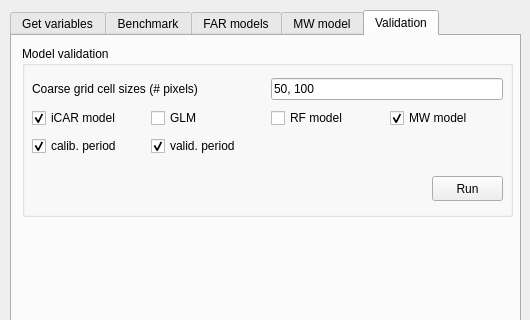
First picture: the form in deforisk_plugin_dialog_base.ui, repository ghislainv/deforisk-qgis-plugin, before the edit; both pictures show x 0 to 530 and y 0 to 320 of the 530 by 639 pixel window.
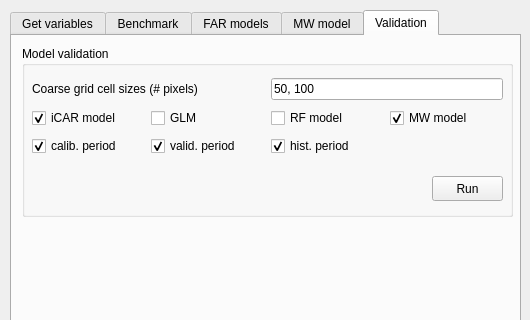
Second picture: the form after the edit. The open tabs and pages were chosen to show the change.

Commit message: Validation on historical period

```diff
--- a/deforisk_plugin_dialog_base.ui
+++ b/deforisk_plugin_dialog_base.ui
@@ -1275,6 +1275,19 @@
          </property>
         </widget>
        </item>
+       <item row="2" column="2">
+        <widget class="QCheckBox" name="val_histo">
+         <property name="text">
+          <string>hist. period</string>
+         </property>
+         <property name="checked">
+          <bool>true</bool>
+         </property>
+         <property name="tristate">
+          <bool>false</bool>
+         </property>
+        </widget>
+       </item>
       </layout>
      </widget>
     </widget>
```
Left out of the diff: 8 changed lines with no effect on the pictures. The commit also changes 7 other files.
